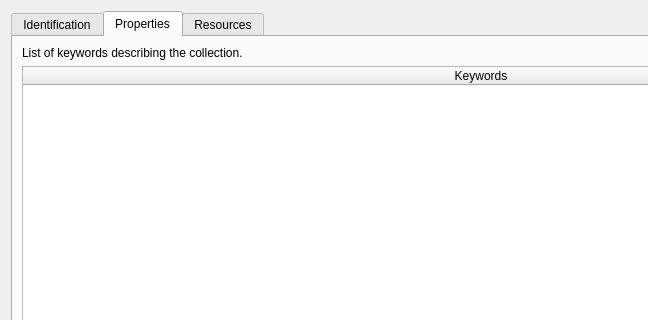
This is src/qgis_templates_symbology/ui/symbology_dialog.ui in hotosm/qgis-templates-and-symbology-plugin as Qt 5 draws it before an edit; both pictures show x 0 to 648 and y 0 to 320 of the 962 by 482 pixel window. The edited form follows.
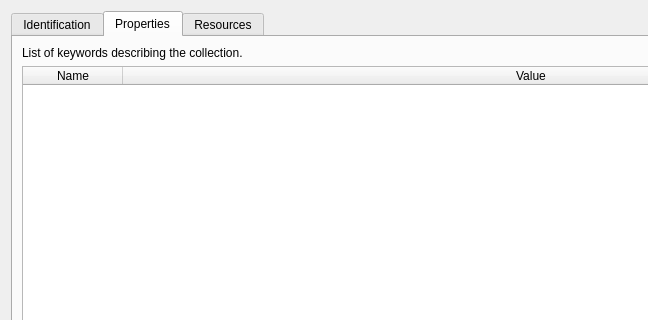
This is the edited form. The open tabs and pages were chosen to show the change. Icons and pictures are not drawn. Custom widgets are drawn as their Qt base class.

Commit message: include symbology in the main plugin widget

```diff
--- a/src/qgis_templates_symbology/ui/symbology_dialog.ui
+++ b/src/qgis_templates_symbology/ui/symbology_dialog.ui
@@ -201,12 +201,17 @@
          </attribute>
          <column>
           <property name="text">
-           <string>Keywords</string>
+           <string>Name</string>
           </property>
           <property name="toolTip">
            <string>List of keywords describing the Collection</string>
           </property>
          </column>
+         <column>
+          <property name="text">
+           <string>Value</string>
+          </property>
+         </column>
         </widget>
        </item>
       </layout>
```
Left out of the diff: 6 changed lines with no effect on the pictures. The commit also changes 2 other files.
